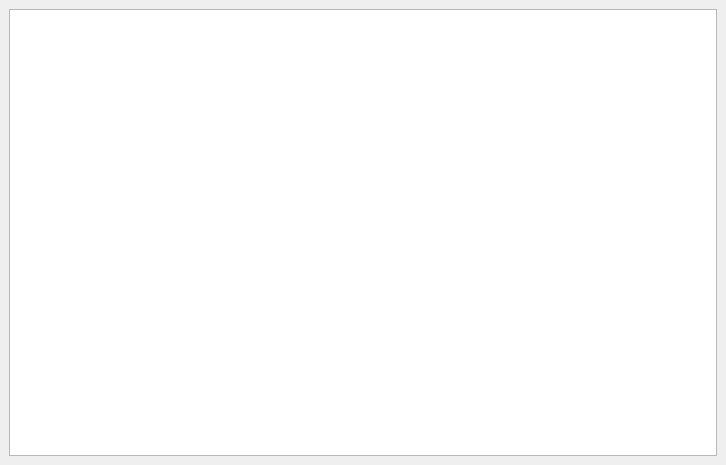
Above: Hawk/workspace.ui from FXIhub/hawk before the change. Below: the same form after it.
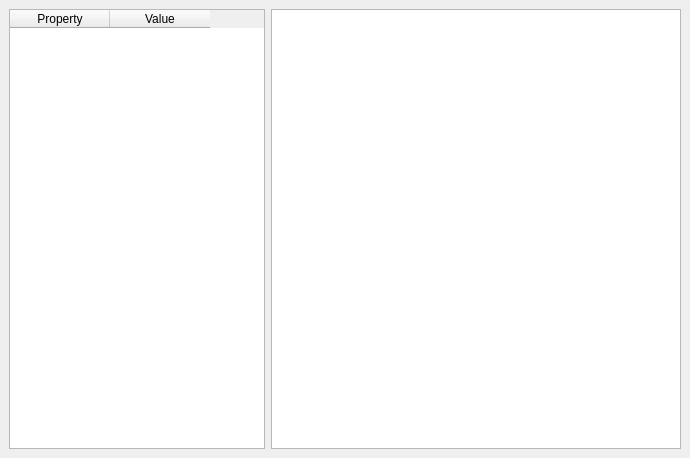
That is the form after the change. Custom widgets are drawn as their Qt base class.

```diff
--- a/Hawk/workspace.ui
+++ b/Hawk/workspace.ui
@@ -5,8 +5,8 @@
    <rect>
     <x>0</x>
     <y>0</y>
-    <width>726</width>
-    <height>465</height>
+    <width>690</width>
+    <height>458</height>
    </rect>
   </property>
   <property name="windowTitle" >
@@ -39,7 +39,60 @@
      <widget class="QWidget" name="preprocess" >
       <layout class="QHBoxLayout" >
        <item>
-        <widget class="QGraphicsView" name="preprocessViewer" >
+        <widget class="QTableWidget" name="propertiesTable" >
+         <property name="sizePolicy" >
+          <sizepolicy vsizetype="Expanding" hsizetype="Preferred" >
+           <horstretch>0</horstretch>
+           <verstretch>0</verstretch>
+          </sizepolicy>
+         </property>
+         <property name="editTriggers" >
+          <set>QAbstractItemView::DoubleClicked|QAbstractItemView::EditKeyPressed|QAbstractItemView::NoEditTriggers</set>
+         </property>
+         <property name="showDropIndicator" stdset="0" >
+          <bool>false</bool>
+         </property>
+         <property name="alternatingRowColors" >
+          <bool>true</bool>
+         </property>
+         <property name="selectionMode" >
+          <enum>QAbstractItemView::NoSelection</enum>
+         </property>
+         <property name="selectionBehavior" >
+          <enum>QAbstractItemView::SelectRows</enum>
+         </property>
+         <property name="horizontalScrollMode" >
+          <enum>QAbstractItemView::ScrollPerPixel</enum>
+         </property>
+         <property name="showGrid" >
+          <bool>true</bool>
+         </property>
+         <property name="wordWrap" >
+          <bool>false</bool>
+         </property>
+         <property name="cornerButtonEnabled" >
+          <bool>true</bool>
+         </property>
+         <property name="rowCount" >
+          <number>0</number>
+         </property>
+         <property name="columnCount" >
+          <number>2</number>
+         </property>
+         <column>
+          <property name="text" >
+           <string>Property</string>
+          </property>
+         </column>
+         <column>
+          <property name="text" >
+           <string>Value</string>
+          </property>
+         </column>
+        </widget>
+       </item>
+       <item>
+        <widget class="ImageViewer" name="preprocessViewer" >
          <property name="sizePolicy" >
           <sizepolicy vsizetype="Expanding" hsizetype="Expanding" >
            <horstretch>1</horstretch>
@@ -65,6 +118,13 @@
    </item>
   </layout>
  </widget>
+ <customwidgets>
+  <customwidget>
+   <class>ImageViewer</class>
+   <extends>QGraphicsView</extends>
+   <header>imageViewer.h</header>
+  </customwidget>
+ </customwidgets>
  <resources>
   <include location="Hawk.qrc" />
  </resources>
```
